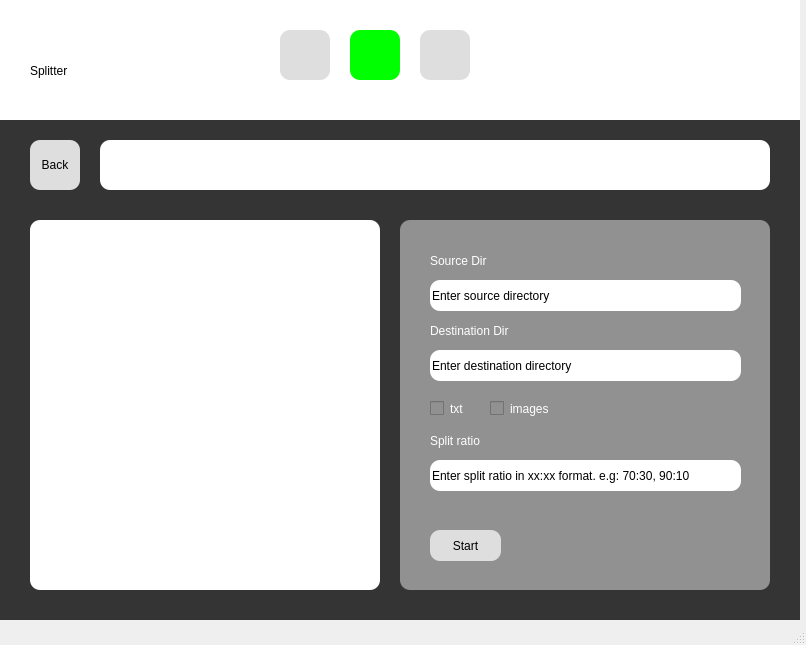
First picture: the form in gui/shelf_2.ui, repository AshwinRaikar88/daxplore, before the edit.
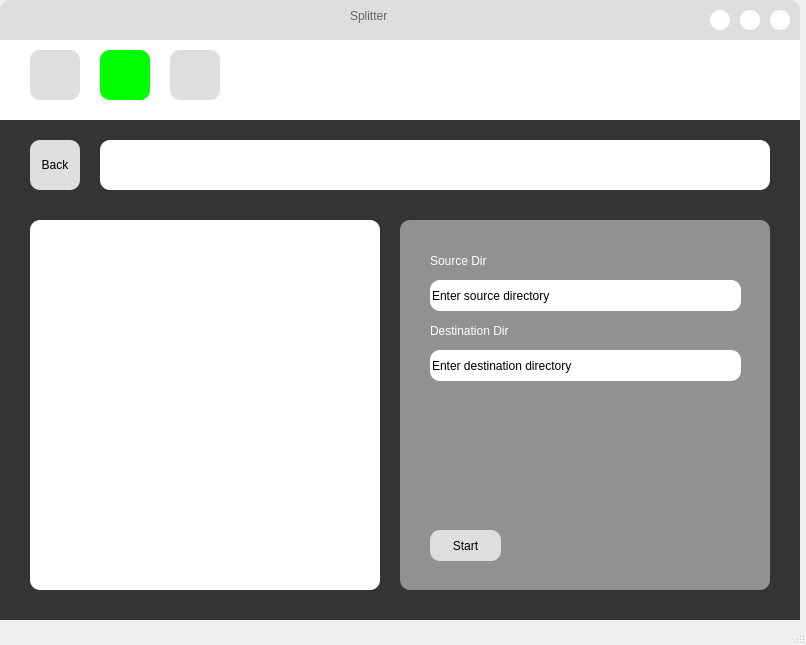
Second picture: the form after the edit.

```diff
--- a/gui/shelf_2.ui
+++ b/gui/shelf_2.ui
@@ -163,75 +163,6 @@
        <string>Enter destination directory</string>
       </property>
      </widget>
-     <widget class="QCheckBox" name="checkBox_txt">
-      <property name="geometry">
-       <rect>
-        <x>30</x>
-        <y>180</y>
-        <width>70</width>
-        <height>17</height>
-       </rect>
-      </property>
-      <property name="styleSheet">
-       <string notr="true">font: 63 9pt &quot;Cascadia Code PL SemiBold&quot;;
-color: rgb(255, 255, 255);</string>
-      </property>
-      <property name="text">
-       <string>txt</string>
-      </property>
-     </widget>
-     <widget class="QCheckBox" name="checkBox_img">
-      <property name="geometry">
-       <rect>
-        <x>90</x>
-        <y>180</y>
-        <width>70</width>
-        <height>17</height>
-       </rect>
-      </property>
-      <property name="styleSheet">
-       <string notr="true">font: 63 9pt &quot;Cascadia Code PL SemiBold&quot;;
-color: rgb(255, 255, 255);</string>
-      </property>
-      <property name="text">
-       <string>images</string>
-      </property>
-     </widget>
-     <widget class="QLabel" name="label_split">
-      <property name="geometry">
-       <rect>
-        <x>30</x>
-        <y>210</y>
-        <width>161</width>
-        <height>21</height>
-       </rect>
-      </property>
-      <property name="styleSheet">
-       <string notr="true">font: 63 12pt &quot;Cascadia Code PL SemiBold&quot;;
-color: rgb(255, 255, 255);</string>
-      </property>
-      <property name="text">
-       <string>Split ratio</string>
-      </property>
-     </widget>
-     <widget class="QLineEdit" name="split_text_box">
-      <property name="geometry">
-       <rect>
-        <x>30</x>
-        <y>240</y>
-        <width>311</width>
-        <height>31</height>
-       </rect>
-      </property>
-      <property name="styleSheet">
-       <string notr="true">background-color: rgb(255, 255, 255);
-color: rgb(0, 0, 0);
-border-radius: 10px;</string>
-      </property>
-      <property name="text">
-       <string>Enter split ratio in xx:xx format. e.g: 70:30, 90:10</string>
-      </property>
-     </widget>
     </widget>
     <widget class="QTreeView" name="treeView">
      <property name="geometry">
@@ -316,29 +247,15 @@
      </size>
     </property>
     <property name="styleSheet">
-     <string notr="true">background-color: rgb(255, 255, 255);</string>
+     <string notr="true">background-color: rgb(255, 255, 255);
+border-top-left-radius: 12px;
+border-top-right-radius: 12px;</string>
     </property>
-    <widget class="QLabel" name="title">
-     <property name="geometry">
-      <rect>
-       <x>30</x>
-       <y>50</y>
-       <width>181</width>
-       <height>41</height>
-      </rect>
-     </property>
-     <property name="styleSheet">
-      <string notr="true">font: 63 16pt &quot;Cascadia Code PL SemiBold&quot;;</string>
-     </property>
-     <property name="text">
-      <string>Splitter</string>
-     </property>
-    </widget>
     <widget class="QPushButton" name="shelf">
      <property name="geometry">
       <rect>
-       <x>280</x>
-       <y>30</y>
+       <x>30</x>
+       <y>50</y>
        <width>50</width>
        <height>50</height>
       </rect>
@@ -364,8 +281,8 @@
     <widget class="QPushButton" name="shelf_2">
      <property name="geometry">
       <rect>
-       <x>350</x>
-       <y>30</y>
+       <x>100</x>
+       <y>50</y>
        <width>50</width>
        <height>50</height>
       </rect>
@@ -391,8 +308,8 @@
     <widget class="QPushButton" name="shelf_3">
      <property name="geometry">
       <rect>
-       <x>420</x>
-       <y>30</y>
+       <x>170</x>
+       <y>50</y>
        <width>50</width>
        <height>50</height>
       </rect>
@@ -415,6 +332,144 @@
       <bool>false</bool>
      </property>
     </widget>
+    <widget class="QWidget" name="title_bar" native="true">
+     <property name="geometry">
+      <rect>
+       <x>0</x>
+       <y>0</y>
+       <width>800</width>
+       <height>40</height>
+      </rect>
+     </property>
+     <property name="styleSheet">
+      <string notr="true">background-color: rgb(222, 222, 222);
+border-top-left-radius: 10px;
+border-top-right-radius: 10px;</string>
+     </property>
+     <widget class="QPushButton" name="close_btn">
+      <property name="geometry">
+       <rect>
+        <x>770</x>
+        <y>10</y>
+        <width>20</width>
+        <height>20</height>
+       </rect>
+      </property>
+      <property name="styleSheet">
+       <string notr="true">background-color: rgb(255, 255, 255);
+border-radius: 10px;</string>
+      </property>
+      <property name="text">
+       <string/>
+      </property>
+      <property name="iconSize">
+       <size>
+        <width>20</width>
+        <height>20</height>
+       </size>
+      </property>
+      <property name="checkable">
+       <bool>false</bool>
+      </property>
+      <property name="autoDefault">
+       <bool>false</bool>
+      </property>
+      <property name="default">
+       <bool>false</bool>
+      </property>
+      <property name="flat">
+       <bool>true</bool>
+      </property>
+     </widget>
+     <widget class="QLabel" name="title">
+      <property name="geometry">
+       <rect>
+        <x>350</x>
+        <y>0</y>
+        <width>101</width>
+        <height>31</height>
+       </rect>
+      </property>
+      <property name="styleSheet">
+       <string notr="true">font: 63 16pt &quot;Cascadia Code PL SemiBold&quot;;
+color: rgb(100, 100, 100);
+</string>
+      </property>
+      <property name="text">
+       <string>Splitter</string>
+      </property>
+     </widget>
+     <widget class="QPushButton" name="maximize_btn">
+      <property name="geometry">
+       <rect>
+        <x>740</x>
+        <y>10</y>
+        <width>20</width>
+        <height>20</height>
+       </rect>
+      </property>
+      <property name="styleSheet">
+       <string notr="true">background-color: rgb(255, 255, 255);
+border-radius: 10px;</string>
+      </property>
+      <property name="text">
+       <string/>
+      </property>
+      <property name="iconSize">
+       <size>
+        <width>20</width>
+        <height>20</height>
+       </size>
+      </property>
+      <property name="checkable">
+       <bool>false</bool>
+      </property>
+      <property name="autoDefault">
+       <bool>false</bool>
+      </property>
+      <property name="default">
+       <bool>false</bool>
+      </property>
+      <property name="flat">
+       <bool>true</bool>
+      </property>
+     </widget>
+     <widget class="QPushButton" name="minimize_btn">
+      <property name="geometry">
+       <rect>
+        <x>710</x>
+        <y>10</y>
+        <width>20</width>
+        <height>20</height>
+       </rect>
+      </property>
+      <property name="styleSheet">
+       <string notr="true">background-color: rgb(255, 255, 255);
+border-radius: 10px;</string>
+      </property>
+      <property name="text">
+       <string/>
+      </property>
+      <property name="iconSize">
+       <size>
+        <width>20</width>
+        <height>20</height>
+       </size>
+      </property>
+      <property name="checkable">
+       <bool>false</bool>
+      </property>
+      <property name="autoDefault">
+       <bool>false</bool>
+      </property>
+      <property name="default">
+       <bool>false</bool>
+      </property>
+      <property name="flat">
+       <bool>true</bool>
+      </property>
+     </widget>
+    </widget>
    </widget>
   </widget>
   <widget class="QStatusBar" name="statusbar"/>
```
